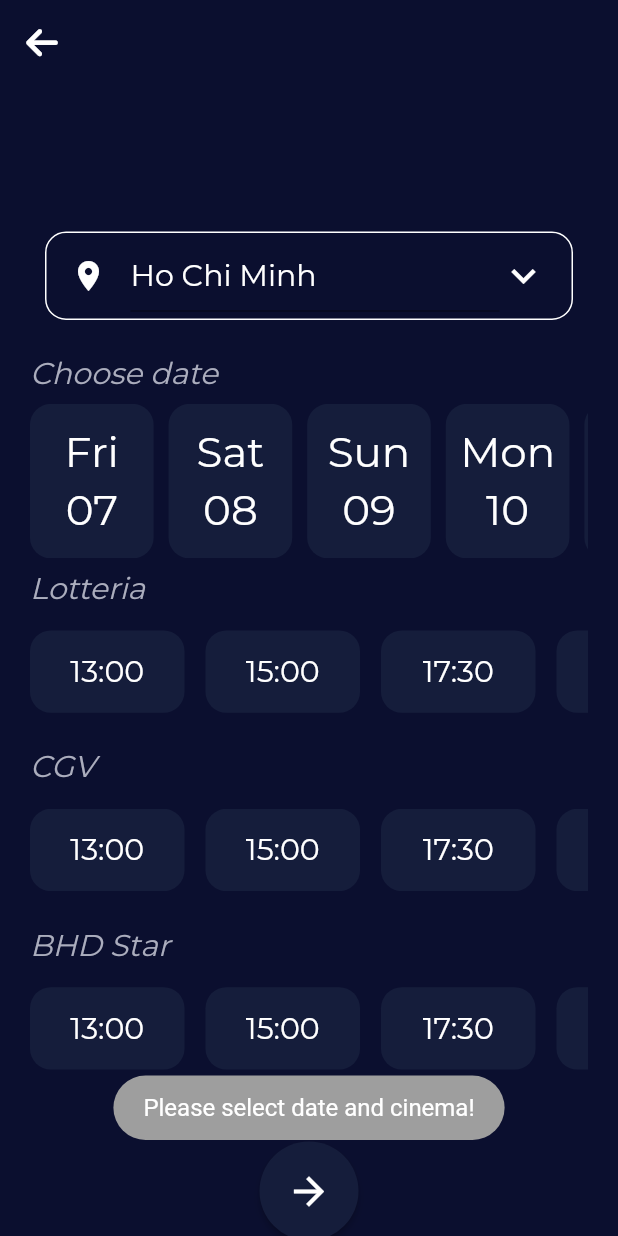
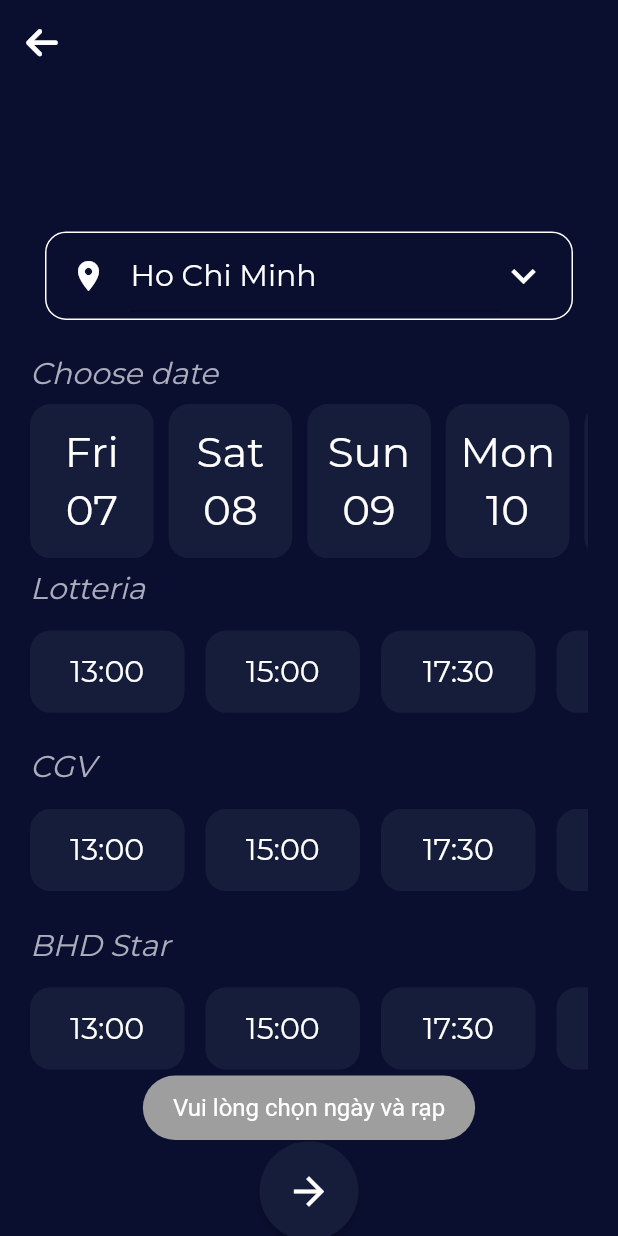
Before and after one commit to quitam/final, a Flutter app: the SelectCinemaPage screen opened directly with empty values, after a tap on the "arrow forward" icon, on a phone screen of 412 x 824 dp. Run offline on Flutter 3.47's test engine with Material 2 defaults, Android fonts, the phone set to English and light mode, and no system bars; our stand-ins replace carousel_slider, cloud_firestore, firebase_core, firebase_storage, fluttertoast, font_awesome_flutter; accounts and stored records are empty.

Commit message:
select-cinema

```diff
--- a/lib/modules/selectCinema/select_cinema_page.dart
+++ b/lib/modules/selectCinema/select_cinema_page.dart
@@ -234,16 +234,25 @@ class _SelectCinemaPageState extends State<SelectCinemaPage> {
                 margin: const EdgeInsets.symmetric(vertical: 32),
                 child: ElevatedButton(
                   onPressed: () {
-                    if (selectedDate != -1 && selectedTimeLot != -1 ||
-                        selectedDate != -1 && selectedTimeCGV != -1 ||
-                        selectedDate != -1 && selectedTimeBHD != -1) {
-                      Navigator.push(
-                          context,
-                          MaterialPageRoute(
-                            builder: (context) => const SelectSeatPage(),
-                          ));
+                    if (selectedTimeLot != -1 ||
+                        selectedTimeCGV != -1 ||
+                        selectedTimeBHD != -1) {
+                      if (selectedDate == -1) {
+                        toast('Vui lòng chọn ngày');
+                      } else {
+                        toast('Chọn ghế');
+                        Navigator.push(
+                            context,
+                            MaterialPageRoute(
+                              builder: (context) => const SelectSeatPage(),
+                            ));
+                      }
                     } else {
-                      toast('Please select date and cinema!');
+                      if (selectedDate == -1) {
+                        toast('Vui lòng chọn ngày và rạp');
+                      } else {
+                        toast('Vui lòng chọn rạp');
+                      }
                     }
                   },
                   style: ElevatedButton.styleFrom(
```
